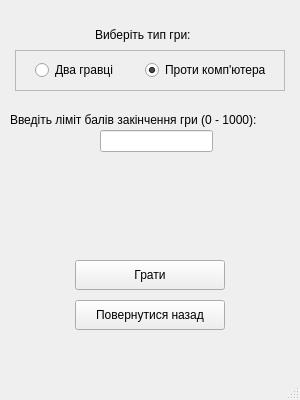
Old version of the form Lab6/windows/presettingwindow.ui in the repository x-FIREFOUR-x/AlgoLab6.
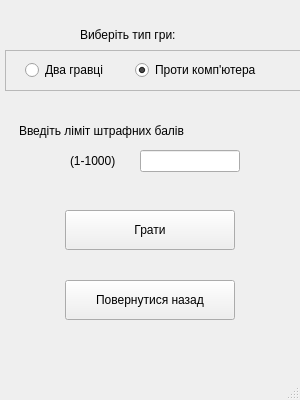
New version of the form.

Commit message: style 1.0 (not full)

What changed in the file:
```diff
--- a/Lab6/windows/presettingwindow.ui
+++ b/Lab6/windows/presettingwindow.ui
@@ -17,12 +17,15 @@
    <widget class="QLabel" name="label">
     <property name="geometry">
      <rect>
-      <x>95</x>
+      <x>80</x>
       <y>20</y>
-      <width>110</width>
+      <width>161</width>
       <height>30</height>
      </rect>
     </property>
+    <property name="styleSheet">
+     <string notr="true">font: 12pt &quot;Calibri&quot;;</string>
+    </property>
     <property name="text">
      <string>Виберіть тип гри:</string>
     </property>
@@ -30,9 +33,9 @@
    <widget class="QFrame" name="frameTypeGame">
     <property name="geometry">
      <rect>
-      <x>15</x>
+      <x>5</x>
       <y>50</y>
-      <width>270</width>
+      <width>301</width>
       <height>41</height>
      </rect>
     </property>
@@ -47,10 +50,13 @@
       <rect>
        <x>20</x>
        <y>10</y>
-       <width>95</width>
+       <width>101</width>
        <height>20</height>
       </rect>
      </property>
+     <property name="styleSheet">
+      <string notr="true">font: 10pt &quot;Calibri&quot;;</string>
+     </property>
      <property name="text">
       <string>Два гравці</string>
      </property>
@@ -60,10 +66,13 @@
       <rect>
        <x>130</x>
        <y>10</y>
-       <width>131</width>
+       <width>171</width>
        <height>20</height>
       </rect>
      </property>
+     <property name="styleSheet">
+      <string notr="true">font: 10pt &quot;Calibri&quot;;</string>
+     </property>
      <property name="text">
       <string>Проти комп'ютера</string>
      </property>
@@ -75,10 +84,10 @@
    <widget class="QPushButton" name="ButtonGoGame">
     <property name="geometry">
      <rect>
-      <x>75</x>
-      <y>260</y>
-      <width>150</width>
-      <height>30</height>
+      <x>65</x>
+      <y>210</y>
+      <width>170</width>
+      <height>40</height>
      </rect>
     </property>
     <property name="text">
@@ -88,10 +97,10 @@
    <widget class="QPushButton" name="ButtonBack">
     <property name="geometry">
      <rect>
-      <x>75</x>
-      <y>300</y>
-      <width>150</width>
-      <height>30</height>
+      <x>65</x>
+      <y>280</y>
+      <width>170</width>
+      <height>40</height>
      </rect>
     </property>
     <property name="text">
@@ -101,9 +110,9 @@
    <widget class="QLineEdit" name="Score">
     <property name="geometry">
      <rect>
-      <x>100</x>
-      <y>130</y>
-      <width>113</width>
+      <x>140</x>
+      <y>150</y>
+      <width>100</width>
       <height>22</height>
      </rect>
     </property>
@@ -111,14 +120,33 @@
    <widget class="QLabel" name="label_2">
     <property name="geometry">
      <rect>
-      <x>10</x>
+      <x>19</x>
       <y>110</y>
       <width>271</width>
-      <height>20</height>
+      <height>41</height>
      </rect>
     </property>
+    <property name="styleSheet">
+     <string notr="true">font: 12pt &quot;Calibri&quot;;</string>
+    </property>
     <property name="text">
-     <string>Введіть ліміт балів закінчення гри (0 - 1000):</string>
+     <string>Введіть ліміт штрафних балів</string>
+    </property>
+   </widget>
+   <widget class="QLabel" name="label_3">
+    <property name="geometry">
+     <rect>
+      <x>70</x>
+      <y>150</y>
+      <width>71</width>
+      <height>21</height>
+     </rect>
+    </property>
+    <property name="styleSheet">
+     <string notr="true">font: 12pt &quot;Calibri&quot;;</string>
+    </property>
+    <property name="text">
+     <string>(1-1000)</string>
     </property>
    </widget>
   </widget>
```
The commit also changes 21 other files.
